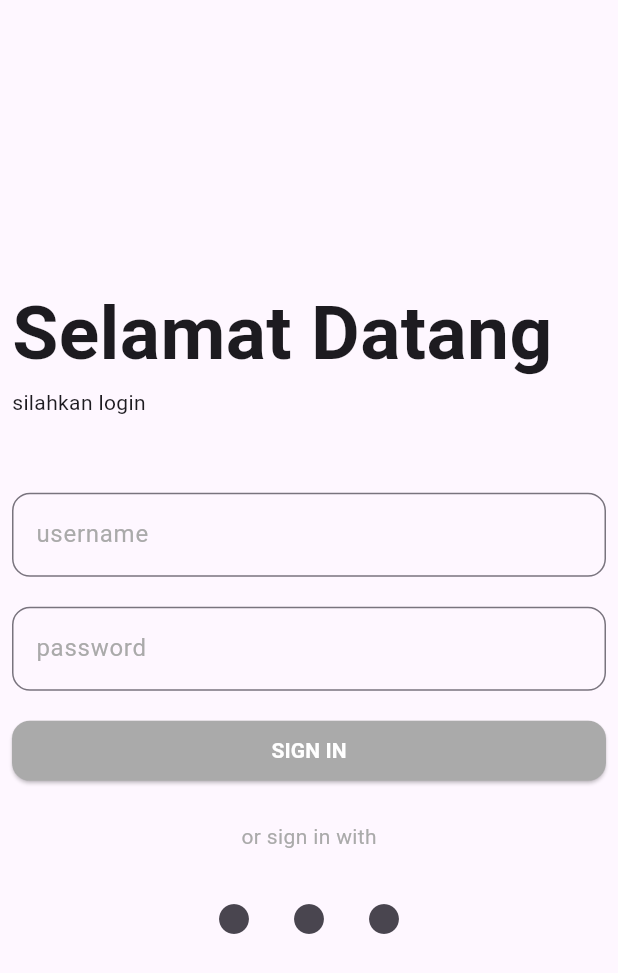
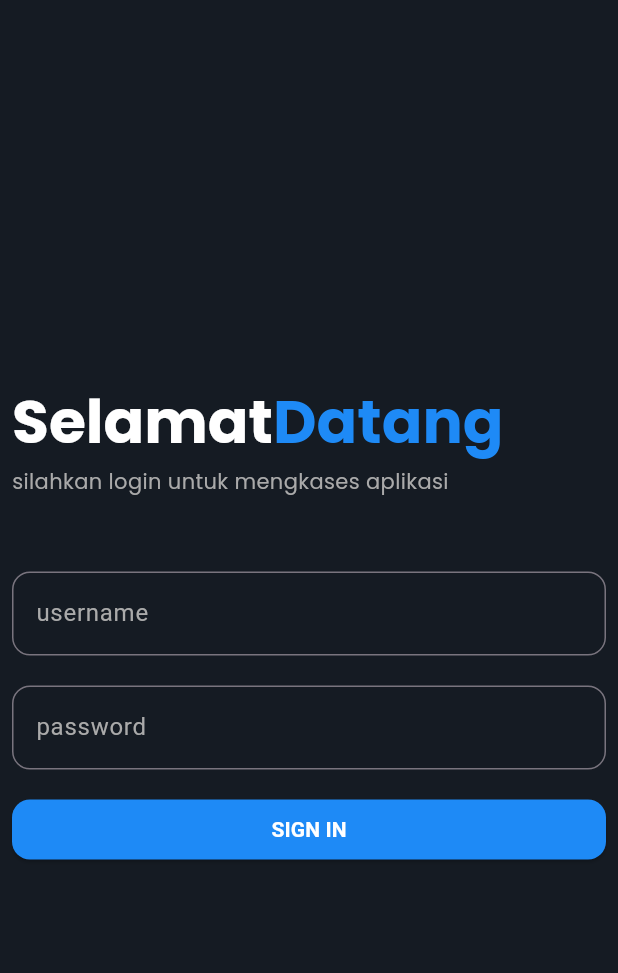
Before and after one commit to herrikurniawann/dicoding_flutter_project_1, a Flutter app: the screen it shows after launch, on a phone screen of 412 x 824 dp. Shown: the top 973 px of the screen. Run offline on Flutter 3.47's test engine with Material 3 defaults, Android fonts, the phone set to English and light mode, and no system bars; our stand-ins replace google_fonts.

Commit message:
add style

```diff
--- a/lib/pages/auth_screen.dart
+++ b/lib/pages/auth_screen.dart
@@ -1,4 +1,5 @@
 import 'package:flutter/material.dart';
+import 'package:google_fonts/google_fonts.dart';
 
 class AuthScreen extends StatefulWidget {
   const AuthScreen({super.key});
@@ -10,24 +11,58 @@ class AuthScreen extends StatefulWidget {
 }
 
 class AuthScreenState extends State<AuthScreen> {
-  // late GlobalKey<FormState> _formkey;
+  late GlobalKey<FormState> _formkey;
+
+  @override
+  void initState() {
+    _formkey = GlobalKey<FormState>();
+    super.initState();
+  }
 
   @override
   Widget build(BuildContext context) {
     return Scaffold(
+      backgroundColor: Color(0xFF151b23),
       body: Padding(
         padding: const EdgeInsets.all(8.0),
         child: Form(
-          // key: _formkey,
+          key: _formkey,
           child: Column(
             mainAxisAlignment: MainAxisAlignment.center,
             crossAxisAlignment: CrossAxisAlignment.start,
             children: [
+              RichText(
+                text: TextSpan(
+                  children: <TextSpan>[
+                    TextSpan(
+                      text: 'Selamat',
+                      style: GoogleFonts.poppins(
+                        textStyle: TextStyle(
+                          fontSize: 40,
+                          fontWeight: FontWeight.bold,
+                          color: Colors.white,
+                        ),
+                      ),
+                    ),
+                    TextSpan(
+                      text: 'Datang',
+                      style: GoogleFonts.poppins(
+                        textStyle: TextStyle(
+                          fontSize: 40,
+                          fontWeight: FontWeight.bold,
+                          color: Color(0xFF1e8af6),
+                        ),
+                      ),
+                    ),
+                  ],
+                ),
+              ),
               Text(
-                'Selamat Datang',
-                style: TextStyle(fontWeight: FontWeight.bold, fontSize: 50),
+                'silahkan login untuk mengkases aplikasi',
+                style: GoogleFonts.poppins(
+                  textStyle: TextStyle(color: const Color(0xFFaaaaaa)),
+                ),
               ),
-              Text('silahkan login'),
               SizedBox(height: 50),
               TextFormField(
                 decoration: InputDecoration(
@@ -55,7 +90,7 @@ class AuthScreenState extends State<AuthScreen> {
                 child: ElevatedButton(
                   onPressed: () {},
                   style: ElevatedButton.styleFrom(
-                    backgroundColor: Color(0xFFaaaaaa),
+                    backgroundColor: Color(0xFF1e8af6),
                     shape: RoundedRectangleBorder(
                       borderRadius: BorderRadius.circular(12),
                     ),
@@ -69,45 +104,6 @@ class AuthScreenState extends State<AuthScreen> {
                   ),
                 ),
               ),
-              Column(
-                children: [
-                  SizedBox(height: 27),
-                  Text(
-                    'or sign in with',
-                    style: TextStyle(color: Color(0xFFaaaaaa)),
-                  ),
-                  SizedBox(height: 20),
-                  Row(
-                    mainAxisAlignment: MainAxisAlignment.center,
-                    children: [
-                      SizedBox(
-                        width: 50,
-                        height: 50,
-                        child: IconButton(
-                          onPressed: () {},
-                          icon: const Icon(Icons.circle_rounded),
-                        ),
-                      ),
-                      SizedBox(
-                        width: 50,
-                        height: 50,
-                        child: IconButton(
-                          onPressed: () {},
-                          icon: const Icon(Icons.circle_rounded),
-                        ),
-                      ),
-                      SizedBox(
-                        width: 50,
-                        height: 50,
-                        child: IconButton(
-                          onPressed: () {},
-                          icon: const Icon(Icons.circle_rounded),
-                        ),
-                      ),
-                    ],
-                  ),
-                ],
-              ),
             ],
           ),
         ),
--- a/pubspec.yaml
+++ b/pubspec.yaml
@@ -34,6 +34,7 @@ dependencies:
   # The following adds the Cupertino Icons font to your application.
   # Use with the CupertinoIcons class for iOS style icons.
   cupertino_icons: ^1.0.8
+  google_fonts: ^6.2.1
 
 dev_dependencies:
   flutter_test:
```
Also changed, not shown: pubspec.lock, 1 other file.
